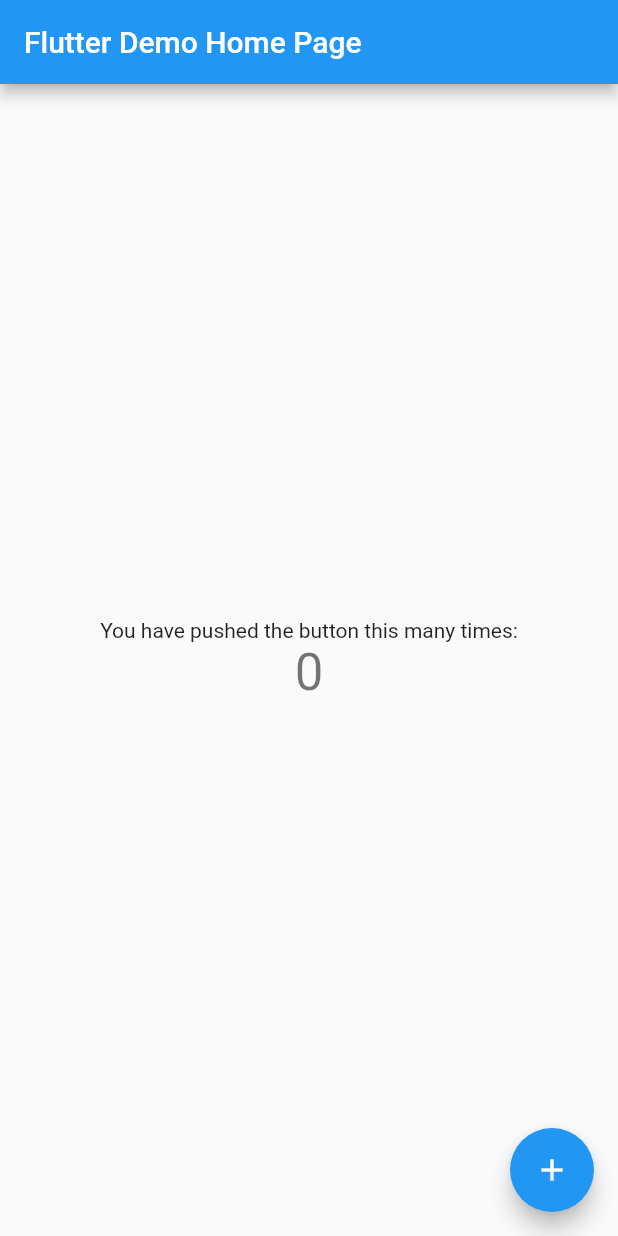
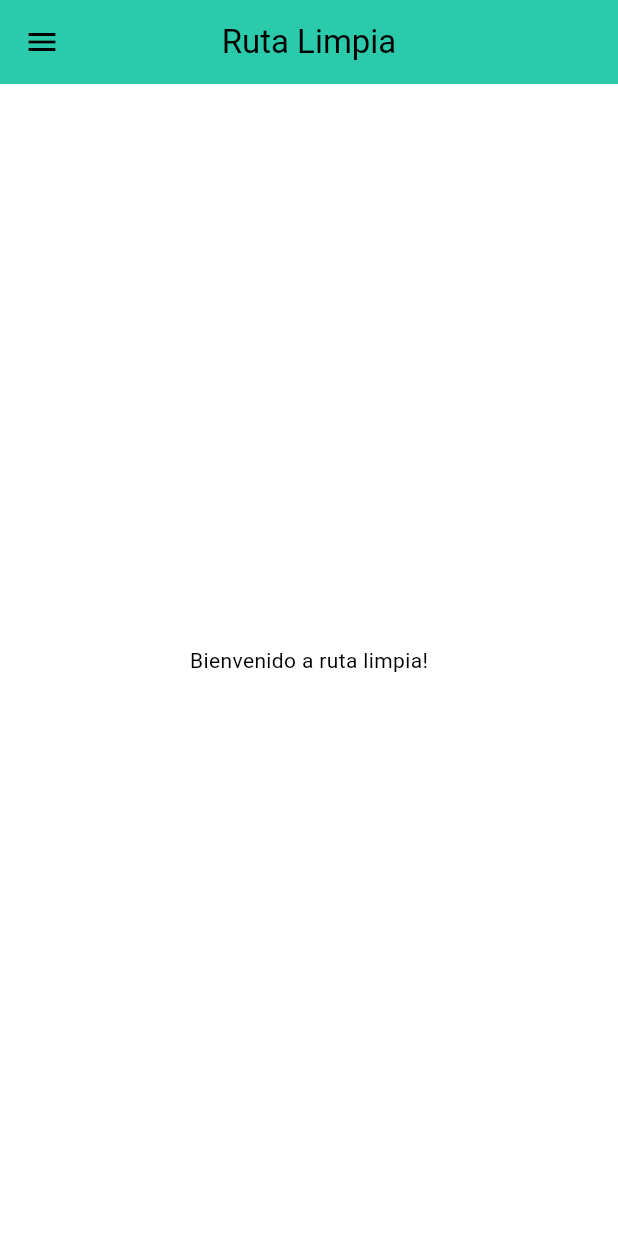
Before and after one commit to RodLA/ruta-limpia, a Flutter app: the screen it shows after launch, on a phone screen of 412 x 824 dp. Run offline on Flutter 3.47's test engine with Material 2 defaults, Android fonts, the phone set to English and light mode, and no system bars; our stand-ins replace flutter_cache_manager, google_maps_flutter, permission_handler.

Commit message:
maps permisos

```diff
--- /dev/null
+++ b/lib/app/const/colors.dart
@@ -0,0 +1,15 @@
+import 'package:flutter/material.dart';
+
+class ColorsMyApp {
+  static const primarycolor = Color.fromARGB(255, 42, 202, 170);
+  static const secondarycolor = Color.fromARGB(255, 255, 255, 255);
+  static const tertiarycolor = Color(0xFF381354);
+  static const optionalcolor = Color(0xFFc195d9);
+  static const notavailablecolor = Color(0xFFef5350);
+  static const errorcolor = Color(0xffef081f);
+  static const onErrorcolor = Color(0xffd1265c);
+  static const backgroundcolor = Color.fromARGB(255, 255, 255, 255);
+  static const onbackgroundcolor = Color(0xffdb68d9);
+  static const surfacecolor = Color.fromARGB(255, 255, 255, 255);
+  static const onsurfacecolor = Color.fromARGB(255, 0, 0, 0);
+}
--- /dev/null
+++ b/lib/app/routes/routes.dart
@@ -0,0 +1,11 @@
+abstract class Routes{
+  // ignore: constant_identifier_names
+  static const SPLASH = '/';
+  // ignore: constant_identifier_names
+  static const HOME = '/home';
+  // ignore: constant_identifier_names
+  static const PERMISSIONS = '/permissions';
+
+  // ignore: constant_identifier_names
+  static const MAP_SELECT_HOUSE = '/map-select-house';
+}
--- /dev/null
+++ b/lib/app/screens/users/home/home_screen.dart
@@ -0,0 +1,71 @@
+import 'package:flutter/material.dart';
+
+import '../../../const/colors.dart';
+
+class HomeScreen extends StatefulWidget {
+  const HomeScreen({super.key});
+
+  @override
+  State<HomeScreen> createState() => _HomeScreenState();
+}
+
+class _HomeScreenState extends State<HomeScreen> {
+
+  @override
+  Widget build(BuildContext context) {
+    return Scaffold(
+      appBar: AppBar(
+        centerTitle: true,
+        title: const Text('Ruta Limpia'),
+        backgroundColor: ColorsMyApp.primarycolor,
+
+        // title: Row(
+        //   mainAxisAlignment: MainAxisAlignment.center,
+        //   children: <Widget>[
+        //     Image.asset(
+        //       'assets/trash_truck.png',
+        //       fit: BoxFit.contain,
+        //       height: 50.0,
+        //     ),
+        //   ],
+        // ),
+
+      ),
+      body: const Center(
+        child: Text('Bienvenido a ruta limpia!'),
+      ),
+      drawer: Drawer(
+        child: ListView(
+          // Important: Remove any padding from the ListView.
+          padding: EdgeInsets.zero,
+          children: [
+            const DrawerHeader(
+              decoration: BoxDecoration(
+                color: ColorsMyApp.primarycolor,
+              ),
+              child: Text('Drawer Header'),
+            ),
+            ListTile(
+              title: const Text('Item 1'),
+              onTap: () {
+                // Update the state of the app
+                // ...
+                // Then close the drawer
+                Navigator.pop(context);
+              },
+            ),
+            ListTile(
+              title: const Text('Item 2'),
+              onTap: () {
+                // Update the state of the app
+                // ...
+                // Then close the drawer
+                Navigator.pop(context);
+              },
+            ),
+          ],
+        ),
+      ),
+    );
+  }
+}
--- /dev/null
+++ b/lib/app/utils/map_style.dart
@@ -0,0 +1,6 @@
+import 'dart:convert';
+
+const _mapStyle = [];
+//https://snazzymaps.com/style/287755/grayscale-style
+
+final mapStyle = jsonEncode(_mapStyle);
--- a/lib/main.dart
+++ b/lib/main.dart
@@ -1,115 +1,39 @@
 import 'package:flutter/material.dart';
+import 'package:ruta_limpia/app/routes/pages.dart';
+import 'package:ruta_limpia/app/routes/routes.dart';
+
+import 'app/const/colors.dart';
 
 void main() {
   runApp(const MyApp());
 }
 
 class MyApp extends StatelessWidget {
-  const MyApp({super.key});
+  const MyApp({Key? key}) : super(key: key);
 
   // This widget is the root of your application.
   @override
   Widget build(BuildContext context) {
     return MaterialApp(
       title: 'Flutter Demo',
+      debugShowCheckedModeBanner: false,
       theme: ThemeData(
-        // This is the theme of your application.
-        //
-        // Try running your application with "flutter run". You'll see the
-        // application has a blue toolbar. Then, without quitting the app, try
-        // changing the primarySwatch below to Colors.green and then invoke
-        // "hot reload" (press "r" in the console where you ran "flutter run",
-        // or simply save your changes to "hot reload" in a Flutter IDE).
-        // Notice that the counter didn't reset back to zero; the application
-        // is not restarted.
-        primarySwatch: Colors.blue,
-      ),
-      home: const MyHomePage(title: 'Flutter Demo Home Page'),
+          useMaterial3: true,
+          colorScheme: const ColorScheme(
+              brightness: Brightness.dark,
+              primary: ColorsMyApp.secondarycolor,
+              onPrimary: ColorsMyApp.optionalcolor,
+              secondary: ColorsMyApp.primarycolor,
+              onSecondary: ColorsMyApp.tertiarycolor,
+              error: ColorsMyApp.errorcolor,
+              onError: ColorsMyApp.onErrorcolor,
+              background: ColorsMyApp.backgroundcolor,
+              onBackground: ColorsMyApp.onbackgroundcolor,
+              surface: ColorsMyApp.surfacecolor,
+              onSurface: ColorsMyApp.onsurfacecolor),
+        ),
+      initialRoute: Routes.SPLASH,
+      routes: appRoutes(),
     );
   }
 }
-
-class MyHomePage extends StatefulWidget {
-  const MyHomePage({super.key, required this.title});
-
-  // This widget is the home page of your application. It is stateful, meaning
-  // that it has a State object (defined below) that contains fields that affect
-  // how it looks.
-
-  // This class is the configuration for the state. It holds the values (in this
-  // case the title) provided by the parent (in this case the App widget) and
-  // used by the build method of the State. Fields in a Widget subclass are
-  // always marked "final".
-
-  final String title;
-
-  @override
-  State<MyHomePage> createState() => _MyHomePageState();
-}
-
-class _MyHomePageState extends State<MyHomePage> {
-  int _counter = 0;
-
-  void _incrementCounter() {
-    setState(() {
-      // This call to setState tells the Flutter framework that something has
-      // changed in this State, which causes it to rerun the build method below
-      // so that the display can reflect the updated values. If we changed
-      // _counter without calling setState(), then the build method would not be
-      // called again, and so nothing would appear to happen.
-      _counter++;
-    });
-  }
-
-  @override
-  Widget build(BuildContext context) {
-    // This method is rerun every time setState is called, for instance as done
-    // by the _incrementCounter method above.
-    //
-    // The Flutter framework has been optimized to make rerunning build methods
-    // fast, so that you can just rebuild anything that needs updating rather
-    // than having to individually change instances of widgets.
-    return Scaffold(
-      appBar: AppBar(
-        // Here we take the value from the MyHomePage object that was created by
-        // the App.build method, and use it to set our appbar title.
-        title: Text(widget.title),
-      ),
-      body: Center(
-        // Center is a layout widget. It takes a single child and positions it
-        // in the middle of the parent.
-        child: Column(
-          // Column is also a layout widget. It takes a list of children and
-          // arranges them vertically. By default, it sizes itself to fit its
-          // children horizontally, and tries to be as tall as its parent.
-          //
-          // Invoke "debug painting" (press "p" in the console, choose the
-          // "Toggle Debug Paint" action from the Flutter Inspector in Android
-          // Studio, or the "Toggle Debug Paint" command in Visual Studio Code)
-          // to see the wireframe for each widget.
-          //
-          // Column has various properties to control how it sizes itself and
-          // how it positions its children. Here we use mainAxisAlignment to
-          // center the children vertically; the main axis here is the vertical
-          // axis because Columns are vertical (the cross axis would be
-          // horizontal).
-          mainAxisAlignment: MainAxisAlignment.center,
-          children: <Widget>[
-            const Text(
-              'You have pushed the button this many times:',
-            ),
-            Text(
-              '$_counter',
-              style: Theme.of(context).textTheme.headlineMedium,
-            ),
-          ],
-        ),
-      ),
-      floatingActionButton: FloatingActionButton(
-        onPressed: _incrementCounter,
-        tooltip: 'Increment',
-        child: const Icon(Icons.add),
-      ), // This trailing comma makes auto-formatting nicer for build methods.
-    );
-  }
-}
```
Also changed, not shown: lib/app/helpers/image_to_bytes.dart (added, +29 -0 lines), lib/app/routes/pages.dart (added, +16 -0 lines), lib/app/screens/splash/splash_controller.dart (added, +24 -0 lines), lib/app/screens/splash/splash_page.dart (added, +71 -0 lines), lib/app/screens/users/citizen/citizen_map_controller.dart (added, +87 -0 lines), lib/app/screens/users/citizen/citizen_map_screen.dart (added, +69 -0 lines), lib/app/screens/users/request_permission/request_permission_controller.dart (added, +41 -0 lines), lib/app/screens/users/request_permission/request_permission_screen.dart (added, +91 -0 lines), pubspec.yaml (+7 -3 lines), assets/house.png (added), assets/trash_truck.png (added), pubspec.lock, 5 other files.
